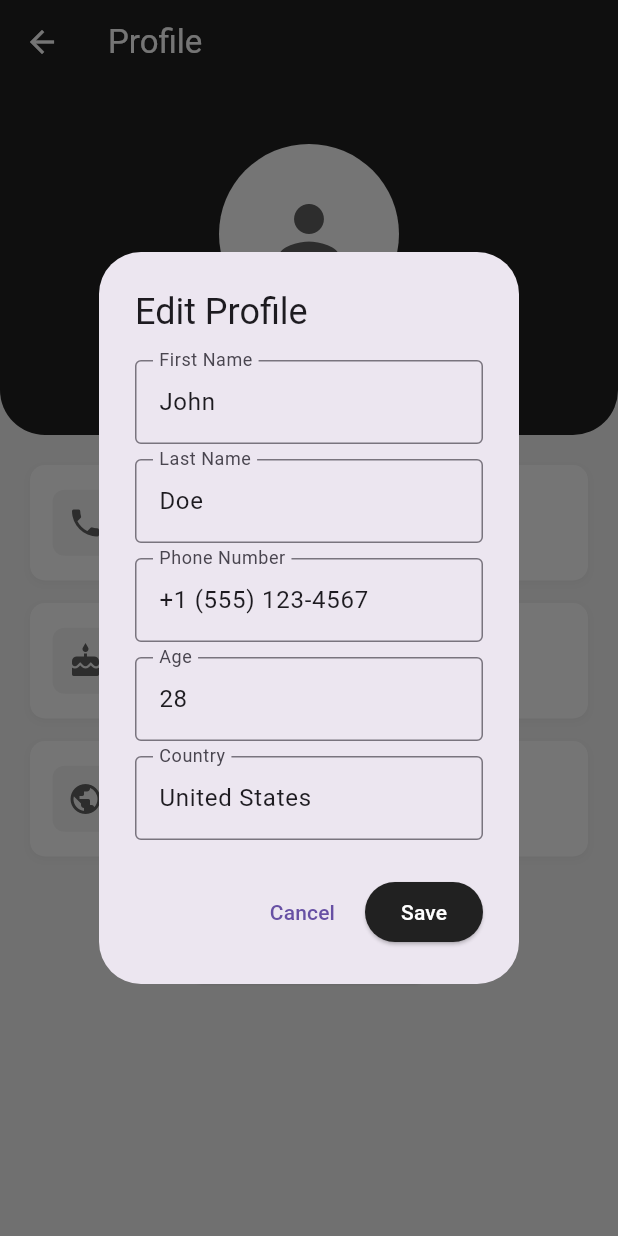
After one commit to Yash-user/Finix.ai, a Flutter app: the ProfilePage screen opened directly, after a tap on "Edit Profile", on a phone screen of 412 x 824 dp. The commit adds this screen. Run offline on Flutter 3.47's test engine with Material 3 defaults, Android fonts, the phone set to English and light mode, and no system bars; our stand-ins replace firebase_auth, firebase_core, google_sign_in; accounts and stored records are empty.

Commit message:
Added a profile page

```diff
--- a/lib/home_page.dart
+++ b/lib/home_page.dart
@@ -2,6 +2,7 @@ import 'package:flutter/material.dart';
 import 'chat_page.dart';
 import 'educate_page.dart';
 import 'team_page.dart';
+import 'profile_page.dart';
 
 
 class HomePage extends StatelessWidget {
@@ -32,6 +33,16 @@ class HomePage extends StatelessWidget {
               title: const Text('Home'),
               onTap: () {
                 Navigator.pop(context);
+              },
+            ),
+            ListTile(
+              leading: const Icon(Icons.person),
+              title: const Text('Profile'),
+              onTap: () {
+                Navigator.push(
+                  context,
+                  MaterialPageRoute(builder: (context) => const ProfilePage()),
+                );
               },
             ),
             ListTile(
--- /dev/null
+++ b/lib/profile_page.dart
@@ -0,0 +1,287 @@
+import 'package:flutter/material.dart';
+
+class ProfilePage extends StatefulWidget {
+  const ProfilePage({super.key});
+
+  @override
+  State<ProfilePage> createState() => _ProfilePageState();
+}
+
+class _ProfilePageState extends State<ProfilePage> {
+  // Hardcoded user data
+  Map<String, String> userData = {
+    'firstName': 'John',
+    'lastName': 'Doe',
+    'phoneNumber': '+1 (555) 123-4567',
+    'age': '28',
+    'country': 'United States',
+  };
+
+  void _showEditProfileDialog() {
+    final TextEditingController firstNameController = TextEditingController(text: userData['firstName']);
+    final TextEditingController lastNameController = TextEditingController(text: userData['lastName']);
+    final TextEditingController phoneController = TextEditingController(text: userData['phoneNumber']);
+    final TextEditingController ageController = TextEditingController(text: userData['age']);
+    final TextEditingController countryController = TextEditingController(text: userData['country']);
+
+    showDialog(
+      context: context,
+      builder: (BuildContext context) {
+        return AlertDialog(
+          title: const Text('Edit Profile'),
+          content: SingleChildScrollView(
+            child: Column(
+              mainAxisSize: MainAxisSize.min,
+              children: [
+                TextField(
+                  controller: firstNameController,
+                  decoration: const InputDecoration(
+                    labelText: 'First Name',
+                    border: OutlineInputBorder(),
+                  ),
+                ),
+                const SizedBox(height: 10),
+                TextField(
+                  controller: lastNameController,
+                  decoration: const InputDecoration(
+                    labelText: 'Last Name',
+                    border: OutlineInputBorder(),
+                  ),
+                ),
+                const SizedBox(height: 10),
+                TextField(
+                  controller: phoneController,
+                  decoration: const InputDecoration(
+                    labelText: 'Phone Number',
+                    border: OutlineInputBorder(),
+                  ),
+                ),
+                const SizedBox(height: 10),
+                TextField(
+                  controller: ageController,
+                  decoration: const InputDecoration(
+                    labelText: 'Age',
+                    border: OutlineInputBorder(),
+                  ),
+                ),
+                const SizedBox(height: 10),
+                TextField(
+                  controller: countryController,
+                  decoration: const InputDecoration(
+                    labelText: 'Country',
+                    border: OutlineInputBorder(),
+                  ),
+                ),
+              ],
+            ),
+          ),
+          actions: [
+            TextButton(
+              onPressed: () {
+                Navigator.of(context).pop();
+              },
+              child: const Text('Cancel'),
+            ),
+            ElevatedButton(
+              onPressed: () {
+                setState(() {
+                  userData['firstName'] = firstNameController.text;
+                  userData['lastName'] = lastNameController.text;
+                  userData['phoneNumber'] = phoneController.text;
+                  userData['age'] = ageController.text;
+                  userData['country'] = countryController.text;
+                });
+                Navigator.of(context).pop();
+              },
+              style: ElevatedButton.styleFrom(
+                backgroundColor: Colors.grey.shade900,
+                foregroundColor: Colors.white,
+              ),
+              child: const Text('Save'),
+            ),
+          ],
+        );
+      },
+    );
+  }
+
+  @override
+  Widget build(BuildContext context) {
+    return Scaffold(
+      backgroundColor: Colors.grey.shade100,
+      appBar: AppBar(
+        title: const Text('Profile'),
+        backgroundColor: Colors.grey.shade900,
+        foregroundColor: Colors.white,
+      ),
+      body: SingleChildScrollView(
+        child: Column(
+          children: [
+            Container(
+              width: double.infinity,
+              padding: const EdgeInsets.all(20),
+              decoration: BoxDecoration(
+                color: Colors.grey.shade900,
+                borderRadius: const BorderRadius.only(
+                  bottomLeft: Radius.circular(30),
+                  bottomRight: Radius.circular(30),
+                ),
+              ),
+              child: Column(
+                children: [
+                  const SizedBox(height: 20),
+                  Stack(
+                    children: [
+                      CircleAvatar(
+                        radius: 60,
+                        backgroundColor: Colors.white,
+                        child: Icon(
+                          Icons.person,
+                          size: 60,
+                          color: Colors.grey.shade700,
+                        ),
+                      ),
+                      Positioned(
+                        bottom: 0,
+                        right: 0,
+                        child: Container(
+                          padding: const EdgeInsets.all(4),
+                          decoration: BoxDecoration(
+                            color: Colors.white,
+                            shape: BoxShape.circle,
+                            boxShadow: [
+                              BoxShadow(
+                                color: Colors.black.withValues(alpha: 0.2),
+                                blurRadius: 4,
+                                offset: const Offset(0, 2),
+                              ),
+                            ],
+                          ),
+                          child: Icon(
+                            Icons.camera_alt,
+                            color: Colors.grey.shade700,
+                            size: 20,
+                          ),
+                        ),
+                      ),
+                    ],
+                  ),
+                  const SizedBox(height: 20),
+                  Text(
+                    '${userData['firstName']} ${userData['lastName']}',
+                    style: const TextStyle(
+                      color: Colors.white,
+                      fontSize: 24,
+                      fontWeight: FontWeight.bold,
+                    ),
+                  ),
+                ],
+              ),
+            ),
+            Padding(
+              padding: const EdgeInsets.all(20),
+              child: Column(
+                children: [
+                  _buildProfileCard(
+                    icon: Icons.phone,
+                    title: 'Phone Number',
+                    value: userData['phoneNumber']!,
+                  ),
+                  const SizedBox(height: 15),
+                  _buildProfileCard(
+                    icon: Icons.cake,
+                    title: 'Age',
+                    value: userData['age']!,
+                  ),
+                  const SizedBox(height: 15),
+                  _buildProfileCard(
+                    icon: Icons.public,
+                    title: 'Country',
+                    value: userData['country']!,
+                  ),
+                  const SizedBox(height: 30),
+                  ElevatedButton(
+                    onPressed: _showEditProfileDialog,
+                    style: ElevatedButton.styleFrom(
+                      backgroundColor: Colors.grey.shade900,
+                      foregroundColor: Colors.white,
+                      padding: const EdgeInsets.symmetric(horizontal: 40, vertical: 15),
+                      shape: RoundedRectangleBorder(
+                        borderRadius: BorderRadius.circular(10),
+                      ),
+                    ),
+                    child: const Text(
+                      'Edit Profile',
+                      style: TextStyle(fontSize: 16),
+                    ),
+                  ),
+                ],
+              ),
+            ),
+          ],
+        ),
+      ),
+    );
+  }
+
+  Widget _buildProfileCard({
+    required IconData icon,
+    required String title,
+    required String value,
+  }) {
+    return Container(
+      padding: const EdgeInsets.all(15),
+      decoration: BoxDecoration(
+        color: Colors.white,
+        borderRadius: BorderRadius.circular(10),
+        boxShadow: [
+          BoxShadow(
+            color: Colors.grey.withValues(alpha: 0.1),
+            spreadRadius: 1,
+            blurRadius: 4,
+            offset: const Offset(0, 2),
+          ),
+        ],
+      ),
+      child: Row(
+        children: [
+          Container(
+            padding: const EdgeInsets.all(10),
+            decoration: BoxDecoration(
+              color: Colors.grey.shade100,
+              borderRadius: BorderRadius.circular(8),
+            ),
+            child: Icon(
+              icon,
+              color: Colors.grey.shade700,
+              size: 24,
+            ),
+          ),
+          const SizedBox(width: 15),
+          Expanded(
+            child: Column(
+              crossAxisAlignment: CrossAxisAlignment.start,
+              children: [
+                Text(
+                  title,
+                  style: TextStyle(
+                    color: Colors.grey.shade600,
+                    fontSize: 14,
+                  ),
+                ),
+                const SizedBox(height: 4),
+                Text(
+                  value,
+                  style: const TextStyle(
+                    fontSize: 16,
+                    fontWeight: FontWeight.w500,
+                  ),
+                ),
+              ],
+            ),
+          ),
+        ],
+      ),
+    );
+  }
+}
```
